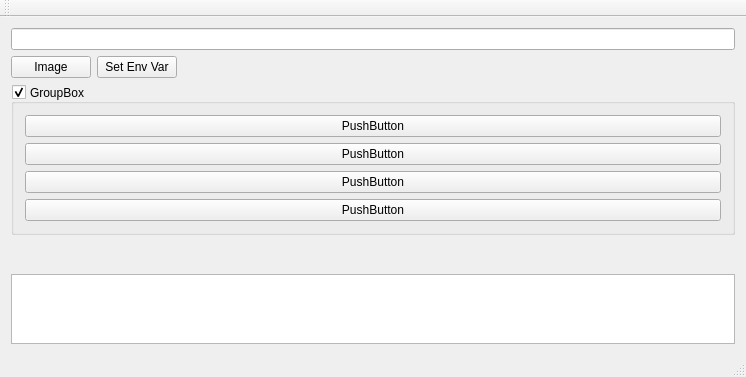
Old version of the form src/test_qt/test_qt.ui in the repository whpark/gtl.
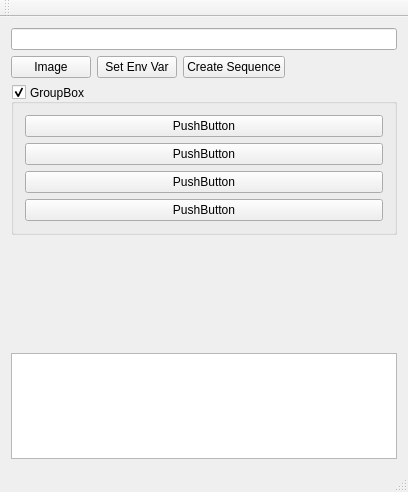
New version of the form. Custom widgets are drawn as their Qt base class.

Commit message: test seq - co_routine

The edit to the form file:
```diff
--- a/src/test_qt/test_qt.ui
+++ b/src/test_qt/test_qt.ui
@@ -6,8 +6,8 @@
    <rect>
     <x>0</x>
     <y>0</y>
-    <width>746</width>
-    <height>377</height>
+    <width>408</width>
+    <height>492</height>
    </rect>
   </property>
   <property name="windowTitle">
@@ -34,6 +34,13 @@
         </property>
        </widget>
       </item>
+      <item>
+       <widget class="QPushButton" name="btnTestSeq">
+        <property name="text">
+         <string>Create Sequence</string>
+        </property>
+       </widget>
+      </item>
       <item>
        <spacer name="horizontalSpacer">
         <property name="orientation">
```
Left out of the diff: 2 changed lines with no effect on the pictures. The commit also changes 7 other files.
